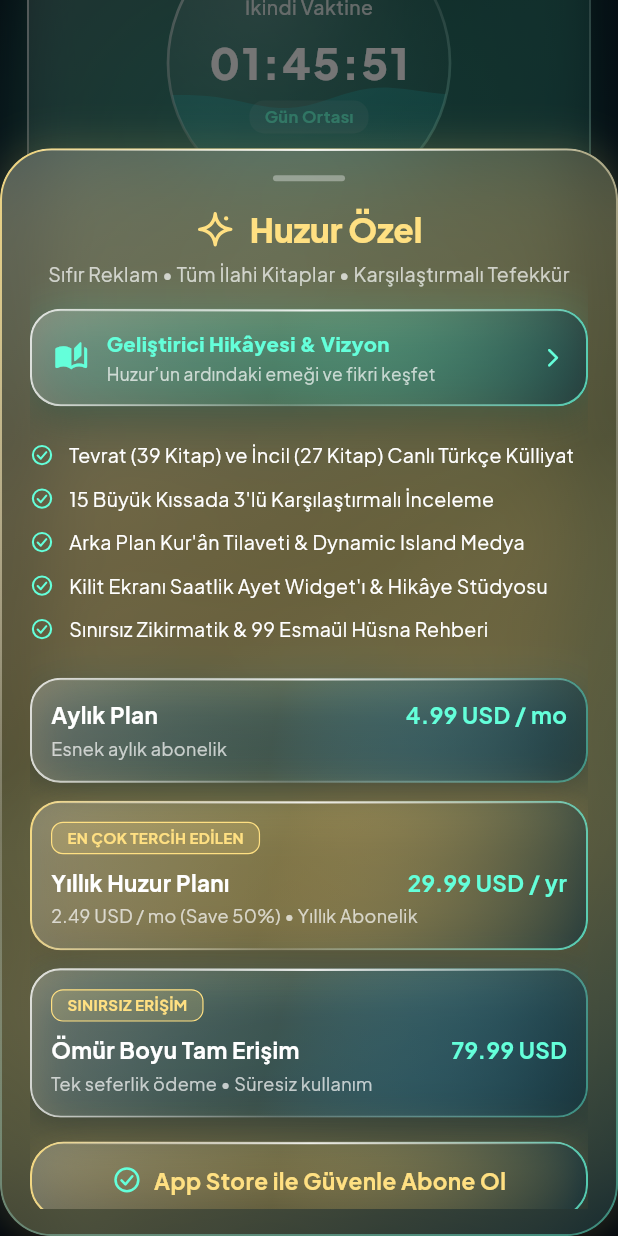
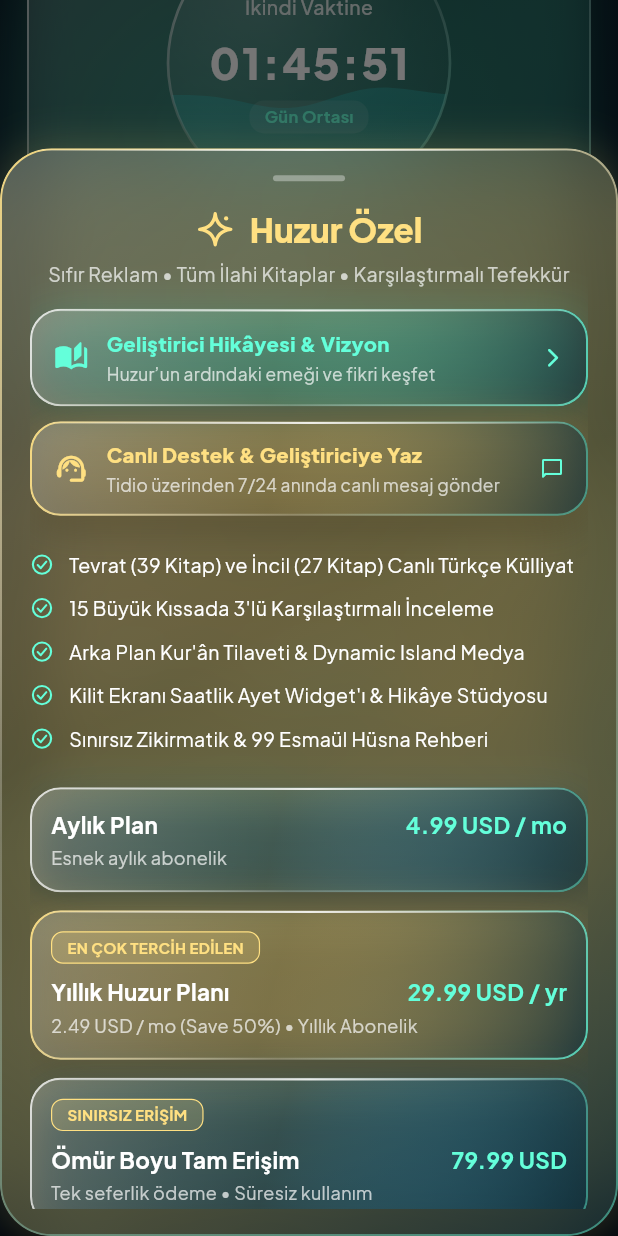
Before and after one commit to egoshie/ilahi-tefekkur, a Flutter app: the screen it shows after launch, scrolled down 168 dp, after a tap on "Özel", on a phone screen of 412 x 824 dp. Run offline on Flutter 3.47's test engine with Material 3 defaults, Android fonts, the phone set to English and light mode, and no system bars; our stand-ins replace adhan, flutter_local_notifications, flutter_riverpod, geolocator, google_fonts, hijri and 6 more; missing offline and left inert: audio_session; accounts and stored records are empty; network calls fail.

Commit message:
Feat: Add Developer Story, Vision modal and Tidio Live Support integration

```diff
--- a/lib/features/paywall/liquid_glass_paywall.dart
+++ b/lib/features/paywall/liquid_glass_paywall.dart
@@ -4,6 +4,22 @@
 import '../../core/services/pricing_and_premium_service.dart';
 import '../../core/theme/glass_container.dart';
 import '../../core/theme/liquid_glass_theme.dart';
+
+const MethodChannel _huzurNativeChannel =
+    MethodChannel('com.ilahi.tefekkur/native_bridge');
+
+const String _huzurLiveSupportUrl =
+    'https://egoshie.github.io/ilahi-tefekkur/?chat=1';
+
+Future<void> openHuzurExternalUrl(String url) async {
+  HapticFeedback.selectionClick();
+  try {
+    await _huzurNativeChannel.invokeMethod(
+      'openExternalUrl',
+      {'url': url},
+    );
+  } catch (_) {}
+}
 
 class LiquidGlassPaywallSheet extends ConsumerStatefulWidget {
   const LiquidGlassPaywallSheet({super.key});
@@ -24,9 +40,6 @@
 
 class _LiquidGlassPaywallSheetState
     extends ConsumerState<LiquidGlassPaywallSheet> {
-  static const MethodChannel _nativeChannel =
-      MethodChannel('com.ilahi.tefekkur/native_bridge');
-
   static const String _privacyUrl =
       'https://egoshie.github.io/ilahi-tefekkur/privacy.html';
 
@@ -35,16 +48,6 @@
 
   String _selectedTier = 'annual';
   int _founderTapCount = 0;
-
-  Future<void> _openOfficialUrl(String url) async {
-    HapticFeedback.selectionClick();
-    try {
-      await _nativeChannel.invokeMethod(
-        'openExternalUrl',
-        {'url': url},
-      );
-    } catch (_) {}
-  }
 
   @override
   Widget build(BuildContext context) {
@@ -127,6 +130,10 @@
               const SizedBox(height: 14),
 
               const HuzurDeveloperStoryButton(),
+
+              const SizedBox(height: 10),
+
+              const HuzurLiveSupportButton(),
 
               const SizedBox(height: 18),
 
@@ -469,8 +476,8 @@
         : "Kullanım Koşulları ve Lisans (EULA)";
 
     final body = isPrivacy
-        ? "1. CİHAZ İÇİ ÖNCELİKLİ MİMARİ VE VERİ KORUMA\\nHuzur uygulaması kullanıcılarından hesap oluşturmasını talep etmez. Hiçbir reklam ağı ve takip kodu (Zero Tracking) barındırmaz.\\n\\n2. KONUM VE GALERİ İZİNLERİ\\n• Konum İzni: Yalnızca bulunduğunuz şehrin astronomik ezan vakitlerini ve Kıble açısını cihaz içinde hesaplamak için kullanılır.\\n• Fotoğraflar İzni: Yalnızca Paylaşım Stüdyosunda oluşturduğunuz ayet kartlarını galeriye kaydetmek için kullanılır.\\n\\nGeliştirici: Ege Deniz • berkwisy@gmail.com"
-        : "1. LİSANS KAPSAMI VE ABONELİK KURALLARI\\n114 Sure Kur'ân-ı Kerîm, sesli tilavet, ezan vakitleri ve kıble pusulası ücretsizdir. Huzur Özel (Aylık ve Yıllık) abonelikleri, dönem bitiminden en az 24 saat önce iptal edilmediği sürece Apple ID hesabınız üzerinden otomatik yenilenir. Ayarlar &gt; Apple Kimliği &gt; Abonelikler menüsünden dilediğiniz an iptal edebilirsiniz.\\n\\nGeliştirici: Ege Deniz • berkwisy@gmail.com";
+        ? "1. CİHAZ İÇİ ÖNCELİKLİ MİMARİ VE VERİ KORUMA\nHuzur uygulaması kullanıcılarından hesap oluşturmasını talep etmez. Hiçbir reklam ağı ve takip kodu (Zero Tracking) barındırmaz.\n\n2. KONUM VE GALERİ İZİNLERİ\n• Konum İzni: Yalnızca bulunduğunuz şehrin astronomik ezan vakitlerini ve Kıble açısını cihaz içinde hesaplamak için kullanılır.\n• Fotoğraflar İzni: Yalnızca Paylaşım Stüdyosunda oluşturduğunuz ayet kartlarını galeriye kaydetmek için kullanılır.\n\nGeliştirici: Ege Deniz • berkwisy@gmail.com"
+        : "1. LİSANS KAPSAMI VE ABONELİK KURALLARI\n114 Sure Kur'ân-ı Kerîm, sesli tilavet, ezan vakitleri ve kıble pusulası ücretsizdir. Huzur Özel (Aylık ve Yıllık) abonelikleri, dönem bitiminden en az 24 saat önce iptal edilmediği sürece Apple ID hesabınız üzerinden otomatik yenilenir. Ayarlar > Apple Kimliği > Abonelikler menüsünden dilediğiniz an iptal edebilirsiniz.\n\nGeliştirici: Ege Deniz • berkwisy@gmail.com";
 
     showModalBottomSheet(
       context: context,
@@ -527,7 +534,7 @@
               borderRadius: 14,
               emeraldGlow: true,
               padding: const EdgeInsets.symmetric(vertical: 11),
-              onTap: () => _openOfficialUrl(url),
+              onTap: () => openHuzurExternalUrl(url),
               child: const Center(
                 child: Text(
                   "Resmi Web Belgesini Safari'de Aç",
@@ -563,11 +570,69 @@
   }
 }
 
+// ============================================================
+// HUZUR CANLI DESTEK (TIDIO) BUTONU
+// ============================================================
+
+class HuzurLiveSupportButton extends StatelessWidget {
+  const HuzurLiveSupportButton({super.key});
+
+  @override
+  Widget build(BuildContext context) {
+    return GlassContainer(
+      borderRadius: 20,
+      goldAccentBorder: true,
+      padding: const EdgeInsets.symmetric(
+        horizontal: 16,
+        vertical: 13,
+      ),
+      onTap: () => openHuzurExternalUrl(_huzurLiveSupportUrl),
+      child: const Row(
+        children: [
+          Icon(
+            Icons.support_agent_rounded,
+            color: Color(0xFFFFE082),
+            size: 23,
+          ),
+          SizedBox(width: 12),
+          Expanded(
+            child: Column(
+              crossAxisAlignment: CrossAxisAlignment.start,
+              children: [
+                Text(
+                  'Canlı Destek & Geliştiriciye Yaz',
+                  style: TextStyle(
+                    color: Color(0xFFFFE082),
+                    fontSize: 13.5,
+                    fontWeight: FontWeight.w800,
+                  ),
+                ),
+                SizedBox(height: 3),
+                Text(
+                  'Tidio üzerinden 7/24 anında canlı mesaj gönder',
+                  style: TextStyle(
+                    color: Colors.white70,
+                    fontSize: 11.5,
+                    height: 1.3,
+                  ),
+                ),
+              ],
+            ),
+          ),
+          SizedBox(width: 8),
+          Icon(
+            Icons.chat_bubble_outline_rounded,
+            color: Color(0xFF64FFDA),
+            size: 16,
+          ),
+        ],
+      ),
+    );
+  }
+}
 
 // ============================================================
 // HUZUR DEVELOPER STORY - TETİKLEYİCİ BUTON
-// Dashboard, Ayarlar ve Paywall ekranlarında kullanılabilir.
-// Kullanım: const HuzurDeveloperStoryButton()
 // ============================================================
 
 class HuzurDeveloperStoryButton extends StatelessWidget {
@@ -583,17 +648,15 @@
         vertical: 14,
       ),
       onTap: () => showHuzurDeveloperStoryModal(context),
-      child: Row(
+      child: const Row(
         children: [
-          const Icon(
+          Icon(
             Icons.auto_stories_rounded,
             color: Color(0xFF64FFDA),
             size: 23,
           ),
-
-          const SizedBox(width: 12),
-
-          const Expanded(
+          SizedBox(width: 12),
+          Expanded(
             child: Column(
               crossAxisAlignment: CrossAxisAlignment.start,
               children: [
@@ -617,10 +680,8 @@
               ],
             ),
           ),
-
-          const SizedBox(width: 8),
-
-          const Icon(
+          SizedBox(width: 8),
+          Icon(
             Icons.arrow_forward_ios_rounded,
             color: Color(0xFF64FFDA),
             size: 15,
@@ -630,7 +691,6 @@
     );
   }
 }
-
 
 // ============================================================
 // HUZUR DEVELOPER STORY - LIQUID GLASS MODAL
@@ -737,6 +797,36 @@
 
                         GlassContainer(
                           borderRadius: 16,
+                          goldAccentBorder: true,
+                          padding: const EdgeInsets.symmetric(
+                            vertical: 13,
+                          ),
+                          onTap: () => openHuzurExternalUrl(_huzurLiveSupportUrl),
+                          child: const Row(
+                            mainAxisAlignment: MainAxisAlignment.center,
+                            children: [
+                              Icon(
+                                Icons.support_agent_rounded,
+                                color: Color(0xFFFFE082),
+                                size: 18,
+                              ),
+                              SizedBox(width: 8),
+                              Text(
+                                'Canlı Destek ile Geliştiriciye Yaz',
+                                style: TextStyle(
+                                  color: Color(0xFFFFE082),
+                                  fontSize: 13,
+                                  fontWeight: FontWeight.w800,
+                                ),
+                              ),
+                            ],
+                          ),
+                        ),
+
+                        const SizedBox(height: 10),
+
+                        GlassContainer(
+                          borderRadius: 16,
                           emeraldGlow: true,
                           padding: const EdgeInsets.symmetric(
                             vertical: 13,
@@ -768,7 +858,6 @@
     },
   );
 }
-
 
 // ============================================================
 // HUZUR DEVELOPER STORY - RENKLİ TEXTSPAN GÖVDESİ
```
Also changed, not shown: 4 other files.
